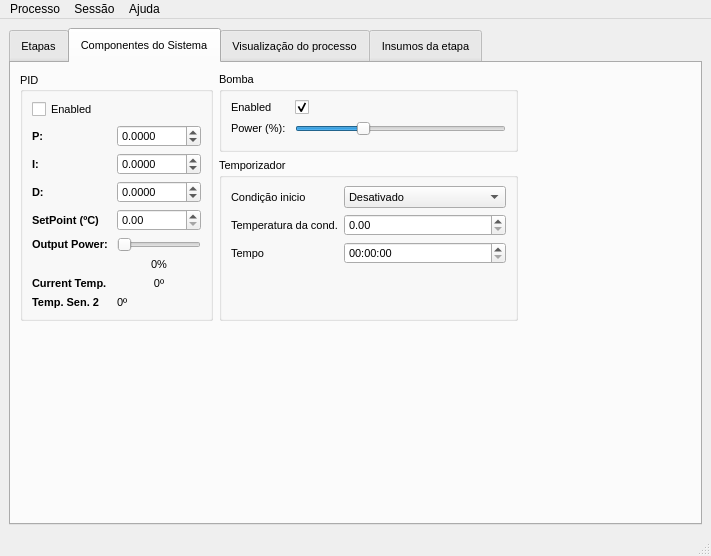
Before: the Qt Designer form mainwindow.ui in cristhianwb/BebumBrew, drawn with Qt 5.
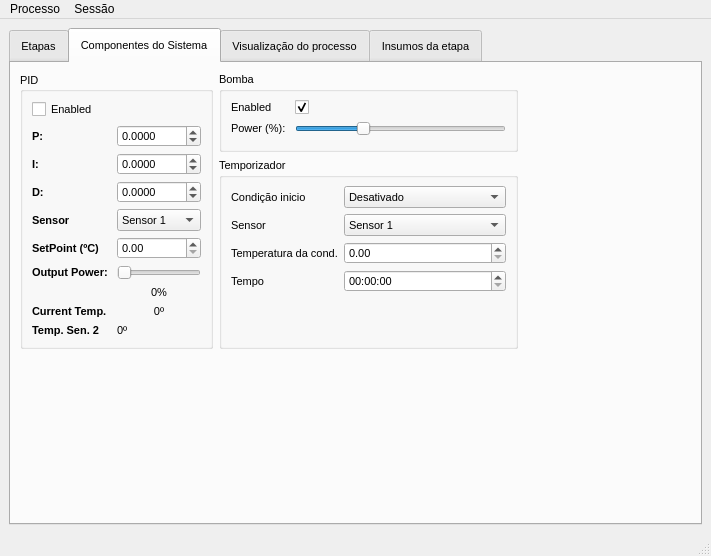
After: the same form once the commit is applied. The open tabs and pages were chosen to show the change. Icons and pictures are not drawn.

The edit to the form file:
```diff
--- a/mainwindow.ui
+++ b/mainwindow.ui
@@ -233,7 +233,7 @@
           <property name="maximumSize">
            <size>
             <width>16777215</width>
-            <height>250</height>
+            <height>400</height>
            </size>
           </property>
           <property name="title">
@@ -248,7 +248,14 @@
           <property name="checkable">
            <bool>false</bool>
           </property>
-          <layout class="QGridLayout" name="gridLayout">
+          <layout class="QFormLayout" name="formLayout_3">
+           <item row="0" column="0">
+            <widget class="QCheckBox" name="ChkPidEnabled">
+             <property name="text">
+              <string>Enabled</string>
+             </property>
+            </widget>
+           </item>
            <item row="1" column="0">
             <widget class="QLabel" name="pLabel">
              <property name="font">
@@ -265,6 +272,22 @@
              </property>
             </widget>
            </item>
+           <item row="1" column="1">
+            <widget class="QDoubleSpinBox" name="PField">
+             <property name="decimals">
+              <number>4</number>
+             </property>
+             <property name="minimum">
+              <double>-1000.000000000000000</double>
+             </property>
+             <property name="maximum">
+              <double>1000.000000000000000</double>
+             </property>
+             <property name="singleStep">
+              <double>0.001000000000000</double>
+             </property>
+            </widget>
+           </item>
            <item row="2" column="0">
             <widget class="QLabel" name="iLabel">
              <property name="font">
@@ -278,6 +301,22 @@
              </property>
             </widget>
            </item>
+           <item row="2" column="1">
+            <widget class="QDoubleSpinBox" name="IField">
+             <property name="decimals">
+              <number>4</number>
+             </property>
+             <property name="minimum">
+              <double>-1000.000000000000000</double>
+             </property>
+             <property name="maximum">
+              <double>1000.000000000000000</double>
+             </property>
+             <property name="singleStep">
+              <double>0.001000000000000</double>
+             </property>
+            </widget>
+           </item>
            <item row="3" column="0">
             <widget class="QLabel" name="dLabel">
              <property name="font">
@@ -291,93 +330,6 @@
              </property>
             </widget>
            </item>
-           <item row="4" column="0">
-            <widget class="QLabel" name="setPointLabel">
-             <property name="font">
-              <font>
-               <weight>75</weight>
-               <bold>true</bold>
-              </font>
-             </property>
-             <property name="text">
-              <string>SetPoint (ºC)</string>
-             </property>
-            </widget>
-           </item>
-           <item row="5" column="0">
-            <widget class="QLabel" name="outLabel">
-             <property name="font">
-              <font>
-               <weight>75</weight>
-               <bold>true</bold>
-              </font>
-             </property>
-             <property name="text">
-              <string>Output Power: </string>
-             </property>
-            </widget>
-           </item>
-           <item row="7" column="0">
-            <widget class="QLabel" name="currentTempCLabel">
-             <property name="font">
-              <font>
-               <weight>75</weight>
-               <bold>true</bold>
-              </font>
-             </property>
-             <property name="text">
-              <string>Current Temp.</string>
-             </property>
-            </widget>
-           </item>
-           <item row="7" column="1">
-            <widget class="QLabel" name="labelTemp">
-             <property name="font">
-              <font>
-               <italic>false</italic>
-               <kerning>true</kerning>
-              </font>
-             </property>
-             <property name="text">
-              <string>0º</string>
-             </property>
-             <property name="alignment">
-              <set>Qt::AlignCenter</set>
-             </property>
-            </widget>
-           </item>
-           <item row="1" column="1">
-            <widget class="QDoubleSpinBox" name="PField">
-             <property name="decimals">
-              <number>4</number>
-             </property>
-             <property name="minimum">
-              <double>-1000.000000000000000</double>
-             </property>
-             <property name="maximum">
-              <double>1000.000000000000000</double>
-             </property>
-             <property name="singleStep">
-              <double>0.001000000000000</double>
-             </property>
-            </widget>
-           </item>
-           <item row="2" column="1">
-            <widget class="QDoubleSpinBox" name="IField">
-             <property name="decimals">
-              <number>4</number>
-             </property>
-             <property name="minimum">
-              <double>-1000.000000000000000</double>
-             </property>
-             <property name="maximum">
-              <double>1000.000000000000000</double>
-             </property>
-             <property name="singleStep">
-              <double>0.001000000000000</double>
-             </property>
-            </widget>
-           </item>
            <item row="3" column="1">
             <widget class="QDoubleSpinBox" name="DField">
              <property name="decimals">
@@ -394,21 +346,67 @@
              </property>
             </widget>
            </item>
+           <item row="4" column="0">
+            <widget class="QLabel" name="lbPidSenSelect">
+             <property name="font">
+              <font>
+               <weight>75</weight>
+               <bold>true</bold>
+              </font>
+             </property>
+             <property name="text">
+              <string>Sensor</string>
+             </property>
+            </widget>
+           </item>
            <item row="4" column="1">
+            <widget class="QComboBox" name="cbPidSenSelect">
+             <item>
+              <property name="text">
+               <string>Sensor 1</string>
+              </property>
+             </item>
+             <item>
+              <property name="text">
+               <string>Sensor 2</string>
+              </property>
+             </item>
+            </widget>
+           </item>
+           <item row="5" column="0">
+            <widget class="QLabel" name="setPointLabel">
+             <property name="font">
+              <font>
+               <weight>75</weight>
+               <bold>true</bold>
+              </font>
+             </property>
+             <property name="text">
+              <string>SetPoint (ºC)</string>
+             </property>
+            </widget>
+           </item>
+           <item row="5" column="1">
             <widget class="QDoubleSpinBox" name="SPField">
              <property name="maximum">
               <double>100.000000000000000</double>
              </property>
             </widget>
            </item>
-           <item row="0" column="0">
-            <widget class="QCheckBox" name="ChkPidEnabled">
+           <item row="6" column="0">
+            <widget class="QLabel" name="outLabel">
+             <property name="font">
+              <font>
+               <weight>75</weight>
+               <bold>true</bold>
+              </font>
+             </property>
              <property name="text">
-              <string>Enabled</string>
+              <string>Output Power: </string>
              </property>
             </widget>
            </item>
-           <item row="5" column="1">
+           <item row="6" column="1">
             <widget class="QSlider" name="sliderOutPower">
              <property name="maximum">
               <number>100</number>
@@ -418,7 +416,7 @@
              </property>
             </widget>
            </item>
-           <item row="6" column="1">
+           <item row="7" column="1">
             <widget class="QLabel" name="labelOutPower">
              <property name="text">
               <string>0%</string>
@@ -429,6 +427,35 @@
             </widget>
            </item>
            <item row="8" column="0">
+            <widget class="QLabel" name="currentTempCLabel">
+             <property name="font">
+              <font>
+               <weight>75</weight>
+               <bold>true</bold>
+              </font>
+             </property>
+             <property name="text">
+              <string>Current Temp.</string>
+             </property>
+            </widget>
+           </item>
+           <item row="8" column="1">
+            <widget class="QLabel" name="labelTemp">
+             <property name="font">
+              <font>
+               <italic>false</italic>
+               <kerning>true</kerning>
+              </font>
+             </property>
+             <property name="text">
+              <string>0º</string>
+             </property>
+             <property name="alignment">
+              <set>Qt::AlignCenter</set>
+             </property>
+            </widget>
+           </item>
+           <item row="9" column="0">
             <widget class="QLabel" name="label_2">
              <property name="font">
               <font>
@@ -441,7 +468,7 @@
              </property>
             </widget>
            </item>
-           <item row="8" column="1">
+           <item row="9" column="1">
             <widget class="QLabel" name="labelTemp2">
              <property name="text">
               <string>0º</string>
@@ -551,24 +578,24 @@
                </item>
               </widget>
              </item>
-             <item row="1" column="0">
+             <item row="2" column="0">
               <widget class="QLabel" name="lbtemp">
                <property name="text">
                 <string>Temperatura da cond.</string>
                </property>
               </widget>
              </item>
-             <item row="1" column="1">
+             <item row="2" column="1">
               <widget class="QDoubleSpinBox" name="timerTempField"/>
              </item>
-             <item row="2" column="0">
+             <item row="3" column="0">
               <widget class="QLabel" name="lbtime">
                <property name="text">
                 <string>Tempo</string>
                </property>
               </widget>
              </item>
-             <item row="2" column="1">
+             <item row="3" column="1">
               <widget class="QTimeEdit" name="timerTimeField">
                <property name="currentSection">
                 <enum>QDateTimeEdit::HourSection</enum>
@@ -578,6 +605,33 @@
                </property>
               </widget>
              </item>
+             <item row="1" column="0">
+              <widget class="QLabel" name="sensorSelectLabel">
+               <property name="font">
+                <font>
+                 <weight>50</weight>
+                 <bold>false</bold>
+                </font>
+               </property>
+               <property name="text">
+                <string>Sensor</string>
+               </property>
+              </widget>
+             </item>
+             <item row="1" column="1">
+              <widget class="QComboBox" name="cbSensorSelect">
+               <item>
+                <property name="text">
+                 <string>Sensor 1</string>
+                </property>
+               </item>
+               <item>
+                <property name="text">
+                 <string>Sensor 2</string>
+                </property>
+               </item>
+              </widget>
+             </item>
             </layout>
            </widget>
           </item>
@@ -1319,15 +1373,8 @@
     <addaction name="separator"/>
     <addaction name="actionExportar_Dados"/>
    </widget>
-   <widget class="QMenu" name="menuAjuda">
-    <property name="title">
-     <string>Ajuda</string>
-    </property>
-    <addaction name="actionSobre"/>
-   </widget>
    <addaction name="menuArquivo"/>
    <addaction name="menuSess_o"/>
-   <addaction name="menuAjuda"/>
   </widget>
   <widget class="QStatusBar" name="statusbar"/>
   <action name="actionIniciar">
```
